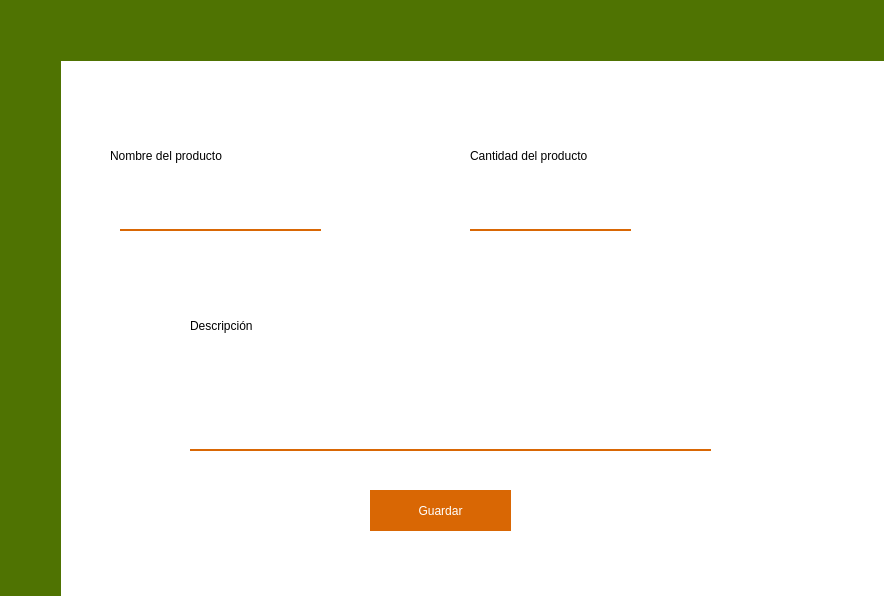
Above: encargado.ui from FernandoHS-0/Sabware before the change. Below: the same form after it.
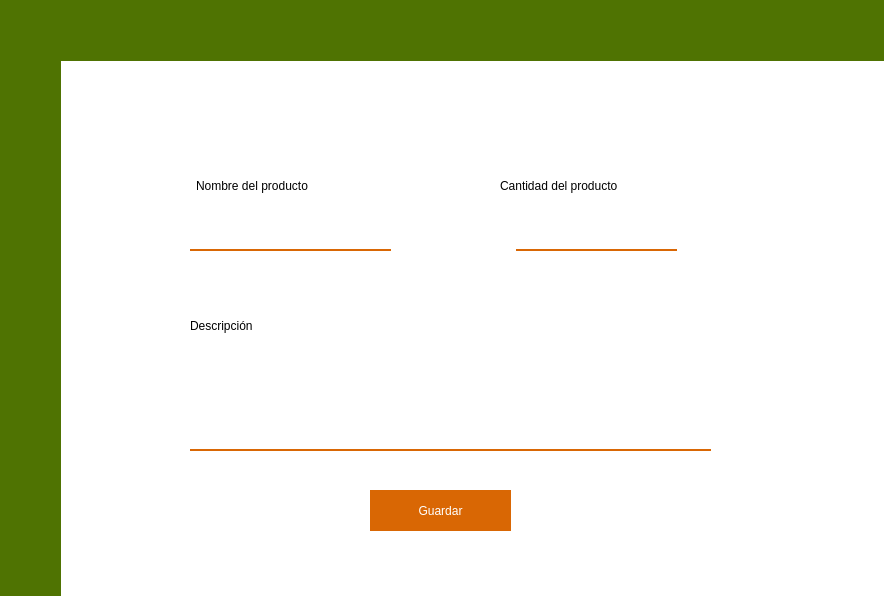
That is the form after the change. The open tabs and pages were chosen to show the change. Icons and pictures are not drawn.

What changed in the file:
```diff
--- a/encargado.ui
+++ b/encargado.ui
@@ -726,8 +726,8 @@
     <widget class="QLineEdit" name="nombre_2">
      <property name="geometry">
       <rect>
-       <x>60</x>
-       <y>140</y>
+       <x>130</x>
+       <y>160</y>
        <width>201</width>
        <height>31</height>
       </rect>
@@ -772,8 +772,8 @@
     <widget class="QLineEdit" name="cantidad">
      <property name="geometry">
       <rect>
-       <x>410</x>
-       <y>140</y>
+       <x>456</x>
+       <y>160</y>
        <width>161</width>
        <height>31</height>
       </rect>
@@ -793,10 +793,10 @@
     <widget class="QLabel" name="label_9">
      <property name="geometry">
       <rect>
-       <x>50</x>
-       <y>70</y>
-       <width>221</width>
-       <height>51</height>
+       <x>136</x>
+       <y>110</y>
+       <width>191</width>
+       <height>31</height>
       </rect>
      </property>
      <property name="styleSheet">
@@ -810,9 +810,9 @@
     <widget class="QLabel" name="label_10">
      <property name="geometry">
       <rect>
-       <x>410</x>
-       <y>80</y>
-       <width>251</width>
+       <x>440</x>
+       <y>110</y>
+       <width>201</width>
        <height>31</height>
       </rect>
      </property>
```
